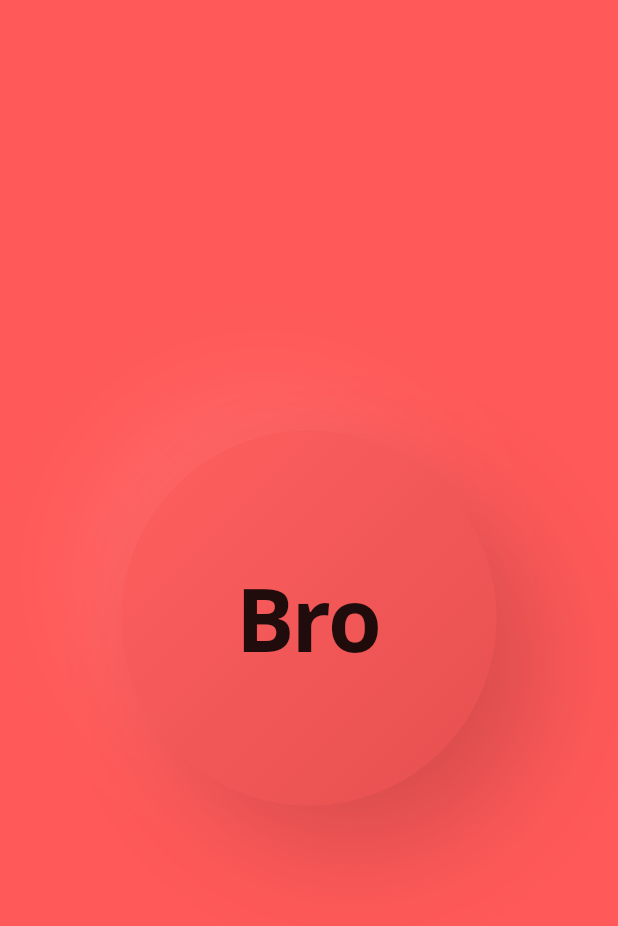
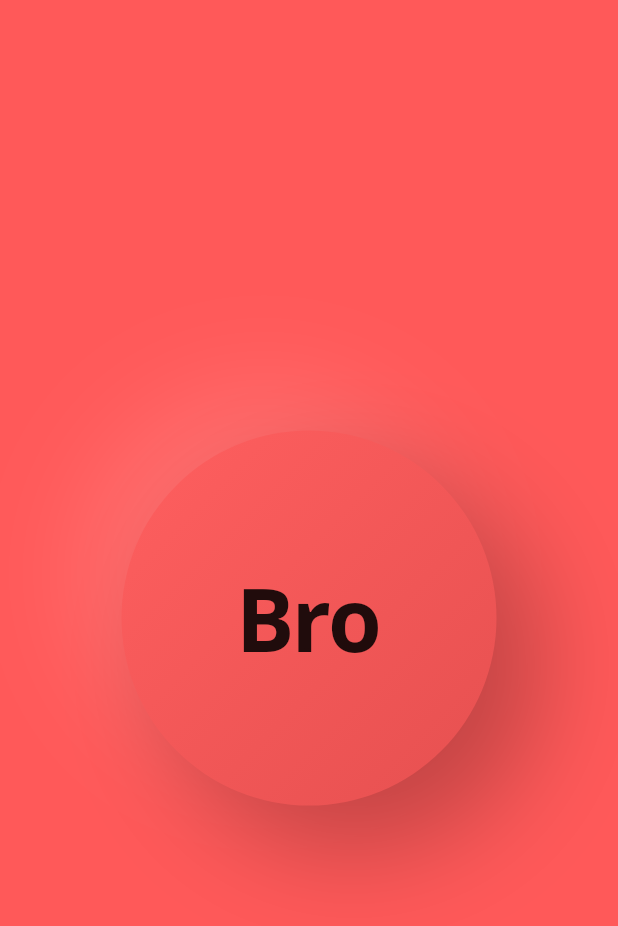
Before and after one commit to wilddogcode/respect-women-button, a Flutter app: the screen it shows after launch, on a phone screen of 412 x 824 dp. Shown: the top 926 px of the screen. Run offline on Flutter 3.47's test engine with Material 2 defaults, Android fonts, the light colour scheme and no system bars; our stand-ins replace audioplayers, google_fonts.

Commit message:
Make neumorphic elements stronger

```diff
--- a/lib/main.dart
+++ b/lib/main.dart
@@ -6,8 +6,8 @@ import 'package:audioplayers/audio_cache.dart';
 Color mainColor = Color(0xFFFF5959);
 Color grad1 = Color(0xFFFF5F5F);
 Color grad2 = Color(0xFFE65050);
-Color shadow1 = Color(0xFFFF6666);
-Color shadow2 = Color(0xFFD94C4C);
+Color shadow1 = Color(0xFFFF6e6e);
+Color shadow2 = Color(0xFFc24444);
 Color textColor = Colors.grey[580];
 
 void main() => runApp(MyApp());
```
